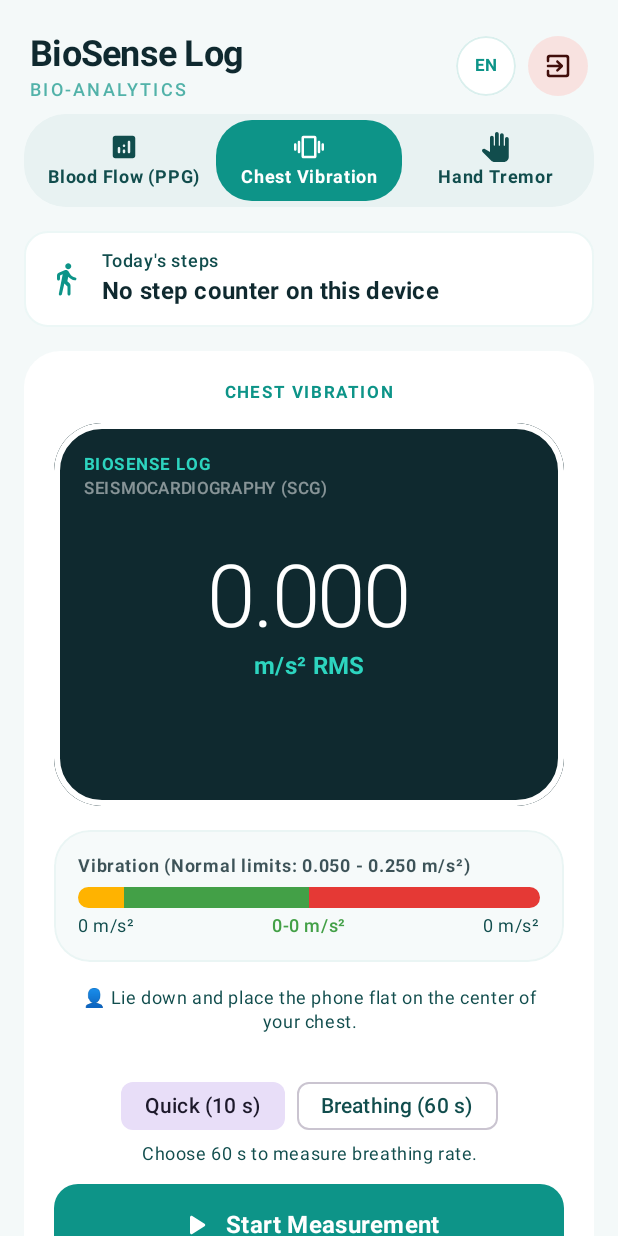
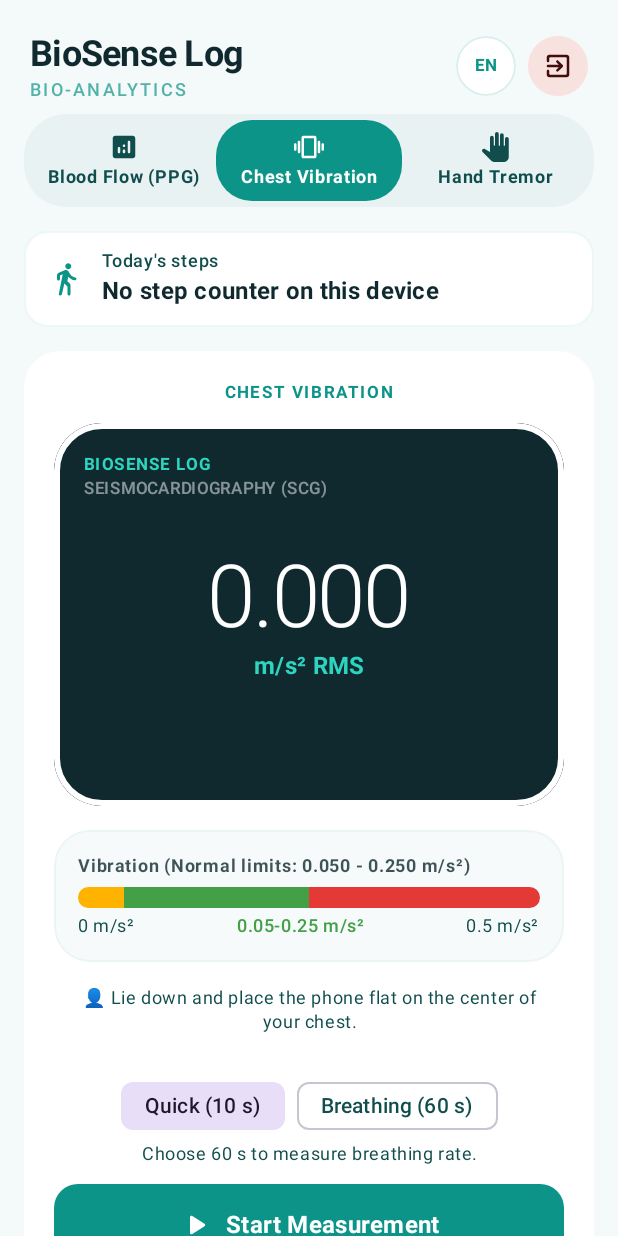
Before and after one commit to jpsangare/biosenselog, an Android app built with Jetpack Compose: the screen it shows after launch (MainActivity), after a tap on "Chest Vibration", on a phone screen of 412 x 824 dp. Run offline under Robolectric (Android 15) with nearby library versions, the phone set to English and light mode, and no system bars; our stand-ins replace Room's generated code; libraries missing offline, so code that uses them is left out: androidx.camera.core, androidx.camera.lifecycle, androidx.camera.view; 9 statements that could not run were skipped; 2 other taps on this screen came first.

Commit message:
fix: torch after camera reopen, gauge labels and French layout; add store screenshots
- Turn the flash back on each time the camera reopens (screen lock, app in background)
- Gauge labels keep their decimals (0.05-0.25 m/s², 1-4.5 %) in the app's locale
- Live chest vibration value uses the app's locale (comma in French)
- History header: title wraps so the Export button stays on one line
- French: app name "BioSense Log", shorter "Vibrations thoraciques" tab label
- Phone screenshots (en-US, fr-FR) taken on a real device with real measurements

Co-Authored-By: Claude Opus 5.5 <noreply@anthropic.com>

```diff
--- a/app/src/main/java/com/example/ui/BiometricDashboard.kt
+++ b/app/src/main/java/com/example/ui/BiometricDashboard.kt
@@ -7,6 +7,7 @@ import android.content.Intent
 import android.widget.Toast
 import androidx.camera.core.Camera
 import androidx.camera.core.CameraSelector
+import androidx.camera.core.CameraState
 import androidx.camera.core.ImageAnalysis
 import androidx.camera.core.Preview as CameraPreview
 import androidx.camera.lifecycle.ProcessCameraProvider
@@ -758,8 +759,16 @@ fun BiometricDashboard(
                                                                 imageAnalysis
                                                             )
                                                             activeCamera = cameraInstance
-                                                            if (!isSimulatorEnabled && cameraInstance.cameraInfo.hasFlashUnit()) {
-                                                                cameraInstance.cameraControl.enableTorch(true)
+                                                            if (cameraInstance.cameraInfo.hasFlashUnit()) {
+                                                                // The torch goes off whenever the camera closes (screen locked,
+                                                                // app in background) and CameraX does not restore it when it
+                                                                // reopens the camera, so switch it back on at every opening.
+                                                                cameraInstance.cameraInfo.cameraState.removeObservers(lifecycleOwner)
+                                                                cameraInstance.cameraInfo.cameraState.observe(lifecycleOwner) { state ->
+                                                                    if (state.type == CameraState.Type.OPEN) {
+                                                                        cameraInstance.cameraControl.enableTorch(true)
+                                                                    }
+                                                                }
                                                             }
                                                         } catch (e: Exception) {
                                                             e.printStackTrace()
@@ -770,6 +779,7 @@ fun BiometricDashboard(
                                                 },
                                                 onRelease = {
                                                     try {
+                                                        activeCamera?.cameraInfo?.cameraState?.removeObservers(lifecycleOwner)
                                                         activeCamera?.cameraControl?.enableTorch(false)
                                                         cameraProviderRef?.unbindAll()
                                                         activeCamera = null
@@ -1028,7 +1038,7 @@ fun BiometricDashboard(
                                     horizontalAlignment = Alignment.CenterHorizontally
                                 ) {
                                     Text(
-                                        text = String.format(Locale.US, "%.3f", liveVibeRMS),
+                                        text = String.format(Locale.getDefault(), "%.3f", liveVibeRMS),
                                         style = MaterialTheme.typography.displayLarge.copy(fontSize = 58.sp),
                                         fontWeight = FontWeight.Light,
                                         color = Color.White,
@@ -1250,7 +1260,12 @@ fun BiometricDashboard(
                     horizontalArrangement = Arrangement.SpaceBetween,
                     verticalAlignment = Alignment.CenterVertically
                 ) {
-                    Row(verticalAlignment = Alignment.CenterVertically) {
+                    // The title takes the remaining width (and wraps if a translation is long)
+                    // so the Export button always keeps its label on one line.
+                    Row(
+                        modifier = Modifier.weight(1f).padding(end = 8.dp),
+                        verticalAlignment = Alignment.CenterVertically
+                    ) {
                         Icon(
                             Icons.Rounded.History,
                             contentDescription = null,
@@ -1288,7 +1303,9 @@ fun BiometricDashboard(
                                 Text(
                                     text = stringResource(R.string.btn_export),
                                     style = MaterialTheme.typography.labelMedium,
-                                    fontWeight = FontWeight.Bold
+                                    fontWeight = FontWeight.Bold,
+                                    maxLines = 1,
+                                    softWrap = false
                                 )
                             }
 
@@ -1871,6 +1888,9 @@ fun ColoredIndicatorBar(
             }
         }
 
+        // Keep the decimals that matter (0.05 m/s², 4.5 %) in the user's locale; whole numbers stay whole.
+        val number = remember { java.text.DecimalFormat("0.###") }
+        fun label(v: Float) = number.format(v.toDouble())
         Row(
             modifier = Modifier
                 .fillMaxWidth()
@@ -1878,18 +1898,18 @@ fun ColoredIndicatorBar(
             horizontalArrangement = Arrangement.SpaceBetween
         ) {
             Text(
-                text = "${minVal.toInt()} $unit",
+                text = "${label(minVal)} $unit",
                 style = MaterialTheme.typography.bodySmall,
                 color = MaterialTheme.colorScheme.onSurfaceVariant
             )
             Text(
-                text = "${lowLimit.toInt()}-${highLimit.toInt()} $unit",
+                text = "${label(lowLimit)}-${label(highLimit)} $unit",
                 style = MaterialTheme.typography.bodySmall,
                 fontWeight = FontWeight.SemiBold,
                 color = Color(0xFF43A047)
             )
             Text(
-                text = "${maxVal.toInt()} $unit",
+                text = "${label(maxVal)} $unit",
                 style = MaterialTheme.typography.bodySmall,
                 color = MaterialTheme.colorScheme.onSurfaceVariant
             )
```
Also changed, not shown: 9 other files.
